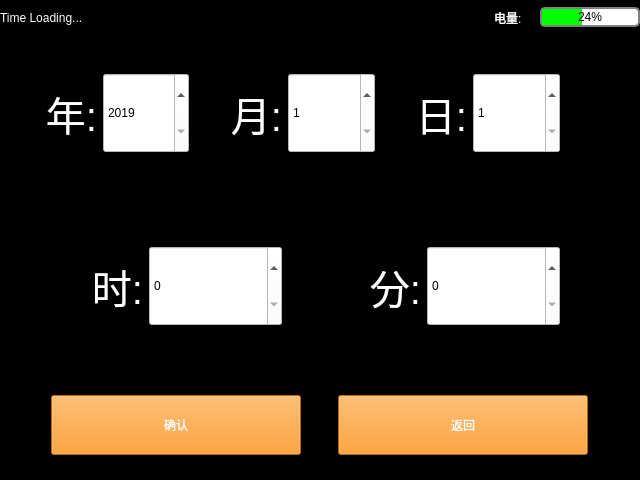
Qt form timesettingwindow.ui (a2824256/EVA-Qt-Beta) before a commit.
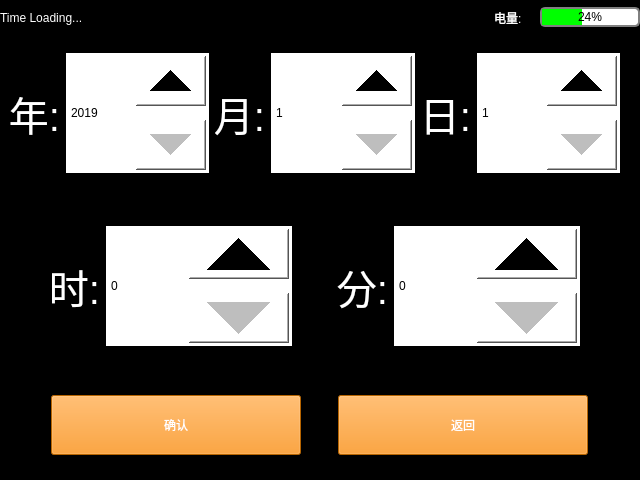
The same form after that commit.

```diff
--- a/timesettingwindow.ui
+++ b/timesettingwindow.ui
@@ -143,10 +143,16 @@
          <number>10</number>
         </property>
         <property name="rightMargin">
-         <number>80</number>
+         <number>20</number>
         </property>
         <item>
          <widget class="QLabel" name="label_3">
+          <property name="maximumSize">
+           <size>
+            <width>50</width>
+            <height>16777215</height>
+           </size>
+          </property>
           <property name="font">
            <font>
             <pointsize>30</pointsize>
@@ -171,11 +177,25 @@
           <property name="minimumSize">
            <size>
             <width>0</width>
-            <height>80</height>
+            <height>120</height>
            </size>
           </property>
           <property name="styleSheet">
-           <string notr="true">background-color:white</string>
+           <string notr="true">QSpinBox{
+ height:30px;
+ width:50px;
+background-color:white;
+}
+
+QSpinBox::up-button
+{
+ height: 50px;
+width:70px;
+}
+QSpinBox::down-button{
+ height: 50px;
+width:70px;
+}</string>
           </property>
           <property name="minimum">
            <number>2019</number>
@@ -187,6 +207,12 @@
         </item>
         <item>
          <widget class="QLabel" name="label">
+          <property name="maximumSize">
+           <size>
+            <width>50</width>
+            <height>16777215</height>
+           </size>
+          </property>
           <property name="font">
            <font>
             <pointsize>30</pointsize>
@@ -208,11 +234,25 @@
           <property name="minimumSize">
            <size>
             <width>0</width>
-            <height>80</height>
+            <height>120</height>
            </size>
           </property>
           <property name="styleSheet">
-           <string notr="true">background-color:white</string>
+           <string notr="true">QSpinBox{
+ height:30px;
+ width:50px;
+background-color:white;
+}
+
+QSpinBox::up-button
+{
+ height: 50px;
+width:70px;
+}
+QSpinBox::down-button{
+ height: 50px;
+width:70px;
+}</string>
           </property>
           <property name="minimum">
            <number>1</number>
@@ -224,6 +264,12 @@
         </item>
         <item>
          <widget class="QLabel" name="label_2">
+          <property name="maximumSize">
+           <size>
+            <width>50</width>
+            <height>16777215</height>
+           </size>
+          </property>
           <property name="font">
            <font>
             <pointsize>30</pointsize>
@@ -245,11 +291,25 @@
           <property name="minimumSize">
            <size>
             <width>0</width>
-            <height>80</height>
+            <height>120</height>
            </size>
           </property>
           <property name="styleSheet">
-           <string notr="true">background-color:white</string>
+           <string notr="true">QSpinBox{
+ height:30px;
+ width:50px;
+background-color:white;
+}
+
+QSpinBox::up-button
+{
+ height: 50px;
+width:70px;
+}
+QSpinBox::down-button{
+ height: 50px;
+width:70px;
+}</string>
           </property>
           <property name="minimum">
            <number>1</number>
@@ -275,7 +335,7 @@
          <number>10</number>
         </property>
         <property name="rightMargin">
-         <number>80</number>
+         <number>60</number>
         </property>
         <item>
          <widget class="QLabel" name="label_5">
@@ -300,11 +360,25 @@
           <property name="minimumSize">
            <size>
             <width>0</width>
-            <height>80</height>
+            <height>120</height>
            </size>
           </property>
           <property name="styleSheet">
-           <string notr="true">background-color:white</string>
+           <string notr="true">QSpinBox{
+ height:30px;
+ width:80px;
+background-color:white;
+}
+
+QSpinBox::up-button
+{
+ height: 50px;
+width:100px;
+}
+QSpinBox::down-button{
+ height: 50px;
+width:100px;
+}</string>
           </property>
           <property name="maximum">
            <number>23</number>
@@ -334,11 +408,25 @@
           <property name="minimumSize">
            <size>
             <width>0</width>
-            <height>80</height>
+            <height>120</height>
            </size>
           </property>
           <property name="styleSheet">
-           <string notr="true">background-color:white</string>
+           <string notr="true">QSpinBox{
+ height:30px;
+ width:80px;
+background-color:white;
+}
+
+QSpinBox::up-button
+{
+ height: 50px;
+width:100px;
+}
+QSpinBox::down-button{
+ height: 50px;
+width:100px;
+}</string>
           </property>
           <property name="maximum">
            <number>59</number>
```
